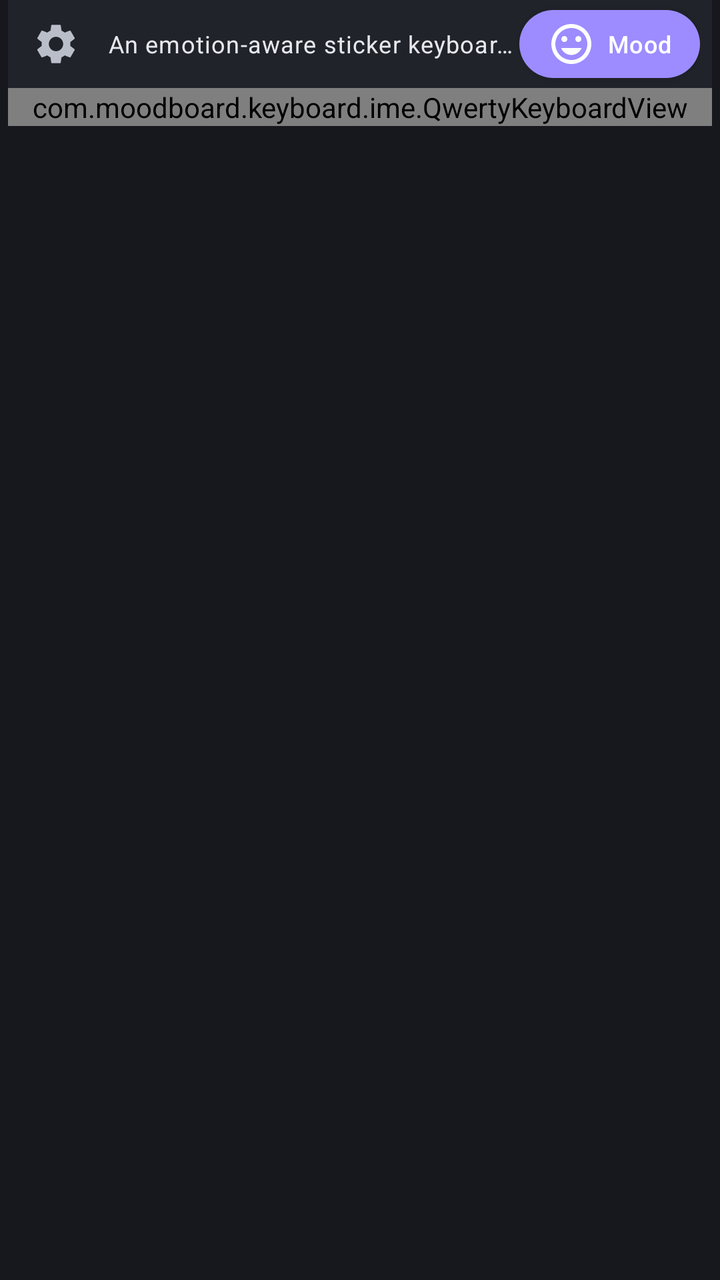
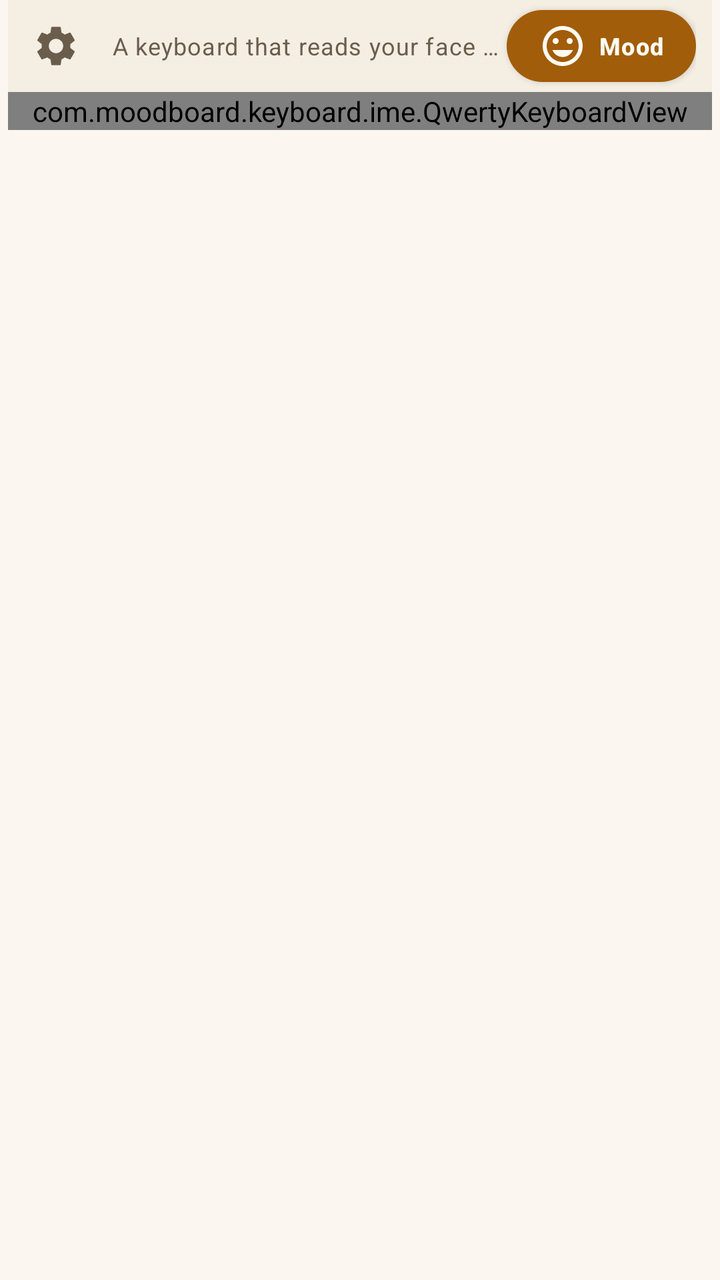

The first picture is an Android layout as it rendered before a commit; the second is the same layout after the commit. The layout source and the unified diff follow.
<!-- AndroidManifest.xml: application theme Theme.MoodBoard -->
<!-- res/layout/keyboard_view.xml -->
<?xml version="1.0" encoding="utf-8"?>
<LinearLayout xmlns:android="http://schemas.android.com/apk/res/android"
    android:id="@+id/keyboardRoot"
    android:layout_width="match_parent"
    android:layout_height="wrap_content"
    android:orientation="vertical"
    android:background="@color/kb_background"
    android:paddingStart="4dp"
    android:paddingEnd="4dp"
    android:paddingBottom="6dp">

    <LinearLayout
        android:layout_width="match_parent"
        android:layout_height="44dp"
        android:orientation="horizontal"
        android:gravity="center_vertical"
        android:background="@color/kb_toolbar"
        android:paddingStart="6dp"
        android:paddingEnd="6dp">

        <ImageButton
            android:id="@+id/btnSettings"
            android:layout_width="36dp"
            android:layout_height="36dp"
            android:background="?android:attr/selectableItemBackgroundBorderless"
            android:contentDescription="@string/cd_settings"
            android:src="@drawable/ic_settings"
            android:tint="?attr/colorControlNormal" />

        <ImageButton
            android:id="@+id/btnBackToKeys"
            android:layout_width="36dp"
            android:layout_height="36dp"
            android:visibility="gone"
            android:background="?android:attr/selectableItemBackgroundBorderless"
            android:contentDescription="@string/cd_abc"
            android:src="@drawable/ic_keyboard"
            android:tint="?attr/colorControlNormal" />

        <TextView
            android:id="@+id/statusText"
            android:layout_width="0dp"
            android:layout_height="wrap_content"
            android:layout_weight="1"
            android:layout_marginStart="8dp"
            android:textColor="@color/kb_text"
            android:textAppearance="?attr/textAppearanceBodySmall"
            android:maxLines="1"
            android:ellipsize="end"
            android:text="@string/setup_intro" />

        <Button
            android:id="@+id/btnMood"
            android:layout_width="wrap_content"
            android:layout_height="34dp"
            android:minWidth="0dp"
            android:paddingStart="14dp"
            android:paddingEnd="14dp"
            android:background="@drawable/mood_btn_bg"
            android:textColor="@color/white"
            android:textAllCaps="false"
            android:textAppearance="?attr/textAppearanceLabelMedium"
            android:drawableStart="@drawable/ic_mood"
            android:drawableTint="@color/white"
            android:drawablePadding="6dp"
            android:contentDescription="@string/cd_mood"
            android:text="@string/btn_mood_label" />
    </LinearLayout>

    <FrameLayout
        android:id="@+id/contentContainer"
        android:layout_width="match_parent"
        android:layout_height="wrap_content">

        <com.moodboard.keyboard.ime.QwertyKeyboardView
            android:id="@+id/qwerty"
            android:layout_width="match_parent"
            android:layout_height="wrap_content" />

        <androidx.recyclerview.widget.RecyclerView
            android:id="@+id/stickerGrid"
            android:layout_width="match_parent"
            android:layout_height="220dp"
            android:visibility="gone"
            android:clipToPadding="false"
            android:padding="4dp" />

        <FrameLayout
            android:id="@+id/cameraContainer"
            android:layout_width="match_parent"
            android:layout_height="220dp"
            android:visibility="gone">

            <androidx.camera.view.PreviewView
                android:id="@+id/cameraPreview"
                android:layout_width="match_parent"
                android:layout_height="match_parent" />

            <TextView
                android:id="@+id/calibrationNudge"
                android:layout_width="match_parent"
                android:layout_height="wrap_content"
                android:layout_gravity="top"
                android:background="#99000000"
                android:padding="6dp"
                android:textColor="@color/white"
                android:textAppearance="?attr/textAppearanceLabelSmall"
                android:gravity="center"
                android:visibility="gone"
                android:text="@string/calibrate_nudge" />

            <LinearLayout
                android:layout_width="match_parent"
                android:layout_height="wrap_content"
                android:layout_gravity="bottom"
                android:orientation="vertical"
                android:background="#99000000"
                android:padding="8dp">

                <TextView
                    android:id="@+id/cameraHint"
                    android:layout_width="match_parent"
                    android:layout_height="wrap_content"
                    android:gravity="center_horizontal"
                    android:textColor="@color/white"
                    android:textAppearance="?attr/textAppearanceBodyMedium"
                    android:text="@string/scanning" />

                <TextView
                    android:id="@+id/cameraWhyText"
                    android:layout_width="match_parent"
                    android:layout_height="wrap_content"
                    android:layout_marginTop="2dp"
                    android:gravity="center_horizontal"
                    android:textColor="@color/kb_text_muted"
                    android:textAppearance="?attr/textAppearanceBodySmall"
                    android:maxLines="1"
                    android:ellipsize="end" />
            </LinearLayout>
        </FrameLayout>

        <ProgressBar
            android:id="@+id/progress"
            android:layout_width="40dp"
            android:layout_height="40dp"
            android:layout_gravity="center"
            android:visibility="gone" />

        
        <TextView
            android:id="@+id/attributionText"
            android:layout_width="wrap_content"
            android:layout_height="wrap_content"
            android:layout_gravity="bottom|end"
            android:layout_marginEnd="6dp"
            android:layout_marginBottom="4dp"
            android:background="@drawable/card_bg"
            android:paddingStart="6dp"
            android:paddingEnd="6dp"
            android:paddingTop="2dp"
            android:paddingBottom="2dp"
            android:textColor="@color/kb_text_muted"
            android:textAppearance="?attr/textAppearanceLabelSmall"
            android:visibility="gone" />
    </FrameLayout>
</LinearLayout>
<!-- resources referenced by this layout -->
<resources>
  <color name="kb_background">@color/md_surface</color>
  <color name="kb_text">@color/md_on_surface</color>
  <color name="kb_text_muted">@color/md_on_surface_variant</color>
  <color name="kb_toolbar">@color/md_surface_container</color>
  <color name="white">#FFFFFFFF</color>
  <!-- drawable card_bg (drawable) -->
  <shape xmlns:android="http://schemas.android.com/apk/res/android" android:shape="rectangle">
      <solid android:color="@color/md_surface_variant"/><corners android:radius="12dp"/>
  </shape>
  <!-- drawable ic_keyboard (drawable) -->
  <vector xmlns:android="http://schemas.android.com/apk/res/android"
      android:width="24dp"
      android:height="24dp"
      android:viewportWidth="24"
      android:viewportHeight="24"
      android:tint="?attr/colorControlNormal">
      <path
          android:fillColor="@android:color/white"
          android:pathData="M20,5H4C2.9,5 2.01,5.9 2.01,7L2,17c0,1.1 0.9,2 2,2h16c1.1,0 2,-0.9 2,-2V7C22,5.9 21.1,5 20,5zM11,8h2v2h-2V8zM11,11h2v2h-2v-2zM8,8h2v2H8V8zM8,11h2v2H8v-2zM5,8h2v2H5V8zM5,11h2v2H5v-2zM6,15h12v2H6V15zM14,8h2v2h-2V8zM14,11h2v2h-2v-2zM17,8h2v2h-2V8zM17,11h2v2h-2v-2z"/>
  </vector>
  <!-- drawable mood_btn_bg (drawable) -->
  <selector xmlns:android="http://schemas.android.com/apk/res/android">
      <item android:state_pressed="true"><shape android:shape="rectangle"><solid android:color="#FF6A48F0"/><corners android:radius="20dp"/></shape></item>
      <item><shape android:shape="rectangle"><solid android:color="@color/kb_accent"/><corners android:radius="20dp"/></shape></item>
  </selector>
  <string name="btn_mood_label">Mood</string>
  <string name="calibrate_nudge">Calibrate your neutral face for better accuracy — tap ⚙</string>
  <string name="cd_abc">Letters</string>
  <string name="cd_mood">Scan mood</string>
  <string name="cd_settings">Settings</string>
  <string name="scanning">Scanning your mood…</string>
  <string name="setup_intro">An emotion-aware sticker keyboard. Scan your face, get matching stickers, send in one tap.</string>
  <color name="md_surface">#FF16181D</color>
  <color name="md_on_surface">#FFE7E7EC</color>
  <color name="md_on_surface_variant">#FFB9BEC9</color>
  <color name="md_surface_container">#FF20232A</color>
  <color name="md_surface_variant">#FF2B2F38</color>
  <color name="kb_accent">@color/md_primary</color>
  <color name="md_primary">#FF9C8CFF</color>
  <color name="md_on_primary">#FF2B1F66</color>
  <color name="md_primary_container">#FF483A99</color>
  <color name="md_on_primary_container">#FFE4DEFF</color>
  <color name="md_secondary">#FFC7C0DD</color>
  <color name="md_on_secondary">#FF302B49</color>
  <color name="md_outline">#FF8A909C</color>
  <color name="md_outline_variant">#FF3A3F4B</color>
  <color name="md_error">#FFFF6B6B</color>
  <color name="md_on_error">#FF2B0A0A</color>
  <style name="ShapeAppearance.MoodBoard.Small" parent="ShapeAppearance.Material3.SmallComponent">
          <item name="cornerSize">8dp</item>
      </style>
  <style name="ShapeAppearance.MoodBoard.Medium" parent="ShapeAppearance.Material3.MediumComponent">
          <item name="cornerSize">12dp</item>
      </style>
  <!-- unchanged entries left out for length: 3 -->
</resources>

<!-- the commit's change to res/layout/keyboard_view.xml (unified diff, before → after) -->
@@ -1,5 +1,6 @@
 <?xml version="1.0" encoding="utf-8"?>
 <LinearLayout xmlns:android="http://schemas.android.com/apk/res/android"
+    xmlns:app="http://schemas.android.com/apk/res-auto"
     android:id="@+id/keyboardRoot"
     android:layout_width="match_parent"
     android:layout_height="wrap_content"
@@ -11,12 +12,12 @@
 
     <LinearLayout
         android:layout_width="match_parent"
-        android:layout_height="44dp"
+        android:layout_height="46dp"
         android:orientation="horizontal"
         android:gravity="center_vertical"
         android:background="@color/kb_toolbar"
         android:paddingStart="6dp"
-        android:paddingEnd="6dp">
+        android:paddingEnd="8dp">
 
         <ImageButton
             android:id="@+id/btnSettings"
@@ -25,7 +26,7 @@
             android:background="?android:attr/selectableItemBackgroundBorderless"
             android:contentDescription="@string/cd_settings"
             android:src="@drawable/ic_settings"
-            android:tint="?attr/colorControlNormal" />
+            app:tint="?attr/colorControlNormal" />
 
         <ImageButton
             android:id="@+id/btnBackToKeys"
@@ -35,33 +36,35 @@
             android:background="?android:attr/selectableItemBackgroundBorderless"
             android:contentDescription="@string/cd_abc"
             android:src="@drawable/ic_keyboard"
-            android:tint="?attr/colorControlNormal" />
+            app:tint="?attr/colorControlNormal" />
 
         <TextView
             android:id="@+id/statusText"
             android:layout_width="0dp"
             android:layout_height="wrap_content"
             android:layout_weight="1"
-            android:layout_marginStart="8dp"
-            android:textColor="@color/kb_text"
+            android:layout_marginStart="10dp"
+            android:textColor="@color/kb_text_muted"
             android:textAppearance="?attr/textAppearanceBodySmall"
             android:maxLines="1"
             android:ellipsize="end"
             android:text="@string/setup_intro" />
 
+        
         <Button
             android:id="@+id/btnMood"
             android:layout_width="wrap_content"
-            android:layout_height="34dp"
+            android:layout_height="36dp"
             android:minWidth="0dp"
-            android:paddingStart="14dp"
-            android:paddingEnd="14dp"
+            android:paddingStart="16dp"
+            android:paddingEnd="16dp"
             android:background="@drawable/mood_btn_bg"
-            android:textColor="@color/white"
+            android:textColor="@color/md_on_primary"
             android:textAllCaps="false"
             android:textAppearance="?attr/textAppearanceLabelMedium"
+            android:textStyle="bold"
             android:drawableStart="@drawable/ic_mood"
-            android:drawableTint="@color/white"
+            android:drawableTint="@color/md_on_primary"
             android:drawablePadding="6dp"
             android:contentDescription="@string/cd_mood"
             android:text="@string/btn_mood_label" />
@@ -89,6 +92,9 @@
             android:id="@+id/cameraContainer"
             android:layout_width="match_parent"
             android:layout_height="220dp"
+            android:layout_marginTop="4dp"
+            android:background="@drawable/card_bg"
+            android:clipToOutline="true"
             android:visibility="gone">
 
             <androidx.camera.view.PreviewView
@@ -98,12 +104,16 @@
 
             <TextView
                 android:id="@+id/calibrationNudge"
-                android:layout_width="match_parent"
+                android:layout_width="wrap_content"
                 android:layout_height="wrap_content"
-                android:layout_gravity="top"
-                android:background="#99000000"
-                android:padding="6dp"
-                android:textColor="@color/white"
+                android:layout_gravity="top|center_horizontal"
+                android:layout_marginTop="8dp"
+                android:background="@drawable/chip_pill_bg"
+                android:paddingStart="12dp"
+                android:paddingEnd="12dp"
+                android:paddingTop="6dp"
+                android:paddingBottom="6dp"
+                android:textColor="@color/kb_text"
                 android:textAppearance="?attr/textAppearanceLabelSmall"
                 android:gravity="center"
                 android:visibility="gone"
@@ -114,26 +124,37 @@
                 android:layout_height="wrap_content"
                 android:layout_gravity="bottom"
                 android:orientation="vertical"
-                android:background="#99000000"
-                android:padding="8dp">
+                android:gravity="center_horizontal"
+                android:background="#B3000000"
+                android:paddingStart="10dp"
+                android:paddingEnd="10dp"
+                android:paddingTop="8dp"
+                android:paddingBottom="10dp">
 
                 <TextView
                     android:id="@+id/cameraHint"
-                    android:layout_width="match_parent"
+                    android:layout_width="wrap_content"
                     android:layout_height="wrap_content"
                     android:gravity="center_horizontal"
                     android:textColor="@color/white"
-                    android:textAppearance="?attr/textAppearanceBodyMedium"
+                    android:textAppearance="?attr/textAppearanceTitleSmall"
                     android:text="@string/scanning" />
 
+                
                 <TextView
                     android:id="@+id/cameraWhyText"
-                    android:layout_width="match_parent"
+                    android:layout_width="wrap_content"
                     android:layout_height="wrap_content"
-                    android:layout_marginTop="2dp"
+                    android:layout_marginTop="6dp"
+                    android:background="@drawable/chip_pill_bg"
+                    android:paddingStart="10dp"
+                    android:paddingEnd="10dp"
+                    android:paddingTop="3dp"
+                    android:paddingBottom="3dp"
                     android:gravity="center_horizontal"
                     android:textColor="@color/kb_text_muted"
-                    android:textAppearance="?attr/textAppearanceBodySmall"
+                    android:textAppearance="?attr/textAppearanceLabelSmall"
+                    android:letterSpacing="0.02"
                     android:maxLines="1"
                     android:ellipsize="end" />
             </LinearLayout>
@@ -154,11 +175,11 @@
             android:layout_gravity="bottom|end"
             android:layout_marginEnd="6dp"
             android:layout_marginBottom="4dp"
-            android:background="@drawable/card_bg"
-            android:paddingStart="6dp"
-            android:paddingEnd="6dp"
-            android:paddingTop="2dp"
-            android:paddingBottom="2dp"
+            android:background="@drawable/chip_pill_bg"
+            android:paddingStart="8dp"
+            android:paddingEnd="8dp"
+            android:paddingTop="3dp"
+            android:paddingBottom="3dp"
             android:textColor="@color/kb_text_muted"
             android:textAppearance="?attr/textAppearanceLabelSmall"
             android:visibility="gone" />
<!-- resource entries referenced after the edit -->
@@ -7,7 +7,15 @@
   <color name="white">#FFFFFFFF</color>
   <!-- drawable card_bg (drawable) -->
   <shape xmlns:android="http://schemas.android.com/apk/res/android" android:shape="rectangle">
-      <solid android:color="@color/md_surface_variant"/><corners android:radius="12dp"/>
+      <solid android:color="@color/md_surface_container"/>
+      <corners android:radius="12dp"/>
+      <stroke android:width="1dp" android:color="@color/md_outline_variant"/>
+  </shape>
+  <!-- drawable chip_pill_bg (drawable) -->
+  <shape xmlns:android="http://schemas.android.com/apk/res/android" android:shape="rectangle">
+      <solid android:color="@color/md_surface_container_high"/>
+      <corners android:radius="999dp"/>
+      <stroke android:width="1dp" android:color="@color/md_outline_variant"/>
   </shape>
   <!-- drawable ic_keyboard (drawable) -->
   <vector xmlns:android="http://schemas.android.com/apk/res/android"
@@ -22,32 +30,34 @@
   </vector>
   <!-- drawable mood_btn_bg (drawable) -->
   <selector xmlns:android="http://schemas.android.com/apk/res/android">
-      <item android:state_pressed="true"><shape android:shape="rectangle"><solid android:color="#FF6A48F0"/><corners android:radius="20dp"/></shape></item>
+      <item android:state_pressed="true"><shape android:shape="rectangle"><solid android:color="@color/md_primary_pressed"/><corners android:radius="20dp"/></shape></item>
       <item><shape android:shape="rectangle"><solid android:color="@color/kb_accent"/><corners android:radius="20dp"/></shape></item>
   </selector>
   <string name="btn_mood_label">Mood</string>
-  <string name="calibrate_nudge">Calibrate your neutral face for better accuracy — tap ⚙</string>
+  <string name="calibrate_nudge">Let\'s learn your neutral face for sharper reads — tap ⚙</string>
   <string name="cd_abc">Letters</string>
   <string name="cd_mood">Scan mood</string>
   <string name="cd_settings">Settings</string>
-  <string name="scanning">Scanning your mood…</string>
-  <string name="setup_intro">An emotion-aware sticker keyboard. Scan your face, get matching stickers, send in one tap.</string>
-  <color name="md_surface">#FF16181D</color>
-  <color name="md_on_surface">#FFE7E7EC</color>
-  <color name="md_on_surface_variant">#FFB9BEC9</color>
-  <color name="md_surface_container">#FF20232A</color>
-  <color name="md_surface_variant">#FF2B2F38</color>
+  <string name="scanning">Reading your expression…</string>
+  <string name="setup_intro">A keyboard that reads your face and hands you the perfect reaction - scan your mood, pick a sticker, send it in one tap.</string>
+  <color name="md_surface">#FFFBF7F0</color>
+  <color name="md_on_surface">#FF241C12</color>
+  <color name="md_on_surface_variant">#FF6B5D4C</color>
+  <color name="md_surface_container">#FFF4EEE3</color>
+  <color name="md_surface_variant">#FFF0E6D6</color>
   <color name="kb_accent">@color/md_primary</color>
-  <color name="md_primary">#FF9C8CFF</color>
-  <color name="md_on_primary">#FF2B1F66</color>
-  <color name="md_primary_container">#FF483A99</color>
-  <color name="md_on_primary_container">#FFE4DEFF</color>
-  <color name="md_secondary">#FFC7C0DD</color>
-  <color name="md_on_secondary">#FF302B49</color>
-  <color name="md_outline">#FF8A909C</color>
-  <color name="md_outline_variant">#FF3A3F4B</color>
-  <color name="md_error">#FFFF6B6B</color>
-  <color name="md_on_error">#FF2B0A0A</color>
+  <color name="md_primary">#FFA15D0A</color>
+  <color name="md_on_primary">#FFFFFBF3</color>
+  <color name="md_primary_container">#FFFBE4C0</color>
+  <color name="md_on_primary_container">#FF5A3400</color>
+  <color name="md_secondary">#FF8A5A22</color>
+  <color name="md_on_secondary">#FFFFFBF3</color>
+  <color name="md_outline">#FFA6957C</color>
+  <color name="md_outline_variant">#FFDED0BA</color>
+  <color name="md_surface_container_high">#FFECE1CE</color>
+  <color name="md_primary_pressed">#FF8A4E08</color>
+  <color name="md_error">#FFC22F35</color>
+  <color name="md_on_error">#FFFFFBF3</color>
   <style name="ShapeAppearance.MoodBoard.Small" parent="ShapeAppearance.Material3.SmallComponent">
           <item name="cornerSize">8dp</item>
       </style>
